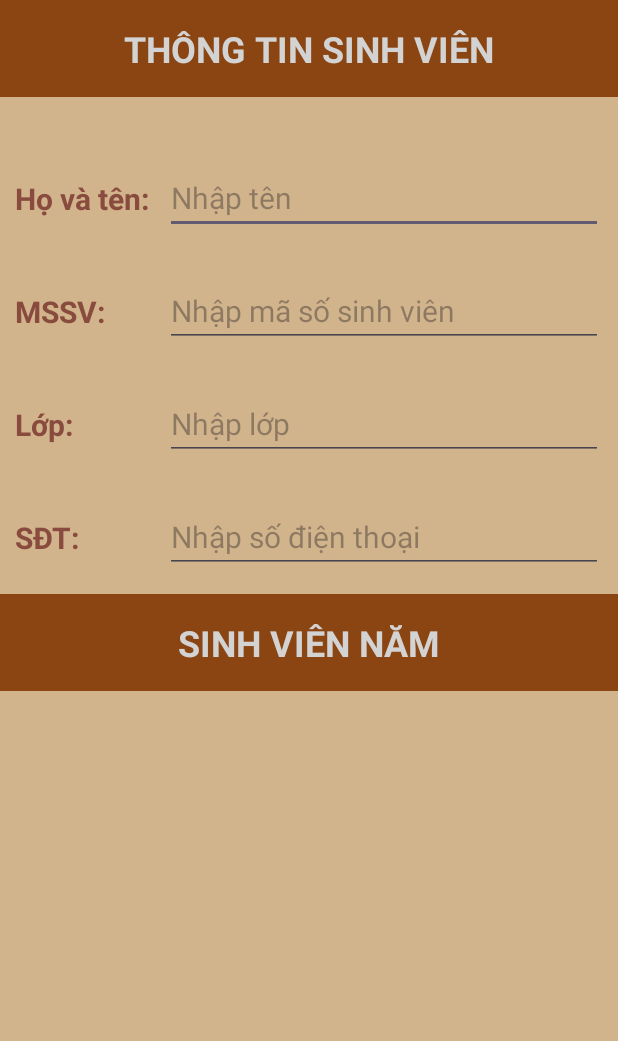
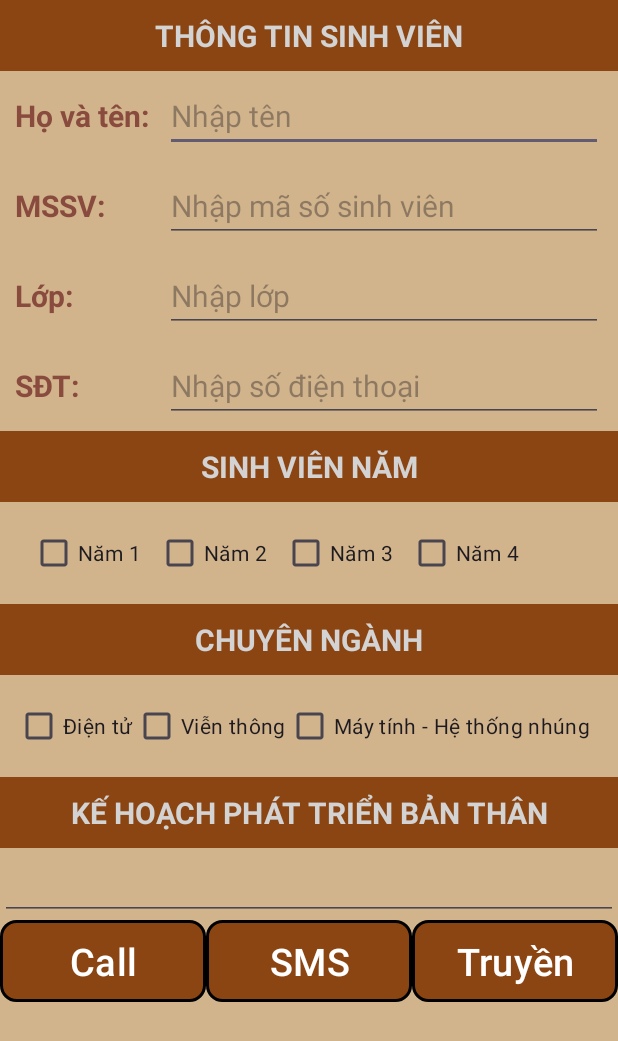
Before and after one commit to DuyManh122/Mobile-Application-Development, an Android app: the screen it shows after launch (MainActivity), on a phone screen of 412 x 824 dp. Shown: the top 1041 px of the screen. Run offline under Robolectric (Android 15) with nearby library versions, the phone set to English and light mode, and no system bars.

Commit message:
Create xml files for 2 activity:
- MainActivity:
	4 EditTexts where the student can enter their personal information.
	A Submit button for senting student information to Secondary Activity.
	A Checkbox for choosing the specialization.
	A Checkbox for choosing which year the student has studied in university.
	A Call and Sms button to call or sent message to student.
- SecondaryActivity:
	A TextView where the student's information can be displayed.
	A Back button to back First Activity.

```diff
--- /dev/null
+++ b/AndroidApp/app/src/main/java/com/example/myapplication/StudentInformation.java
@@ -0,0 +1,4 @@
+package com.example.myapplication;
+
+public class StudentInformation {
+}
--- a/AndroidApp/app/src/main/res/layout/activity_main.xml
+++ b/AndroidApp/app/src/main/res/layout/activity_main.xml
@@ -13,18 +13,17 @@
         android:layout_height="wrap_content"
         android:gravity="center"
         android:text="THÔNG TIN SINH VIÊN"
-        android:textSize="24sp"
+        android:textSize="20sp"
         android:textStyle="bold"
-        android:padding="16dp"
+        android:padding="10dp"
         android:textColor="#D3D3D3"
         android:background="#8B4513"/>
 
     <LinearLayout
         android:layout_width="match_parent"
-        android:layout_height="75dp"
+        android:layout_height="60dp"
         android:orientation="horizontal"
-        android:padding="10dp"
-        android:layout_marginTop="30dp">
+        android:paddingHorizontal="10dp">
 
         <TextView
             android:layout_width="100dp"
@@ -49,9 +48,9 @@
 
     <LinearLayout
         android:layout_width="match_parent"
-        android:layout_height="75dp"
+        android:layout_height="60dp"
         android:orientation="horizontal"
-        android:padding="10dp">
+        android:paddingHorizontal="10dp">
 
         <TextView
             android:layout_width="100dp"
@@ -76,9 +75,9 @@
 
     <LinearLayout
         android:layout_width="match_parent"
-        android:layout_height="75dp"
+        android:layout_height="60dp"
         android:orientation="horizontal"
-        android:padding="10dp">
+        android:paddingHorizontal="10dp">
 
         <TextView
             android:layout_width="100dp"
@@ -103,9 +102,9 @@
 
     <LinearLayout
         android:layout_width="match_parent"
-        android:layout_height="75dp"
+        android:layout_height="60dp"
         android:orientation="horizontal"
-        android:padding="10dp">
+        android:paddingHorizontal="10dp">
 
         <TextView
             android:layout_width="100dp"
@@ -133,10 +132,160 @@
         android:layout_height="wrap_content"
         android:gravity="center"
         android:text="SINH VIÊN NĂM"
-        android:textSize="24sp"
+        android:textSize="20sp"
         android:textStyle="bold"
-        android:padding="16dp"
+        android:padding="10dp"
         android:textColor="#D3D3D3"
         android:background="#8B4513"/>
 
+    <LinearLayout
+        android:layout_width="match_parent"
+        android:layout_height="wrap_content"
+        android:orientation="horizontal"
+        android:padding="10dp">
+
+        <CheckBox
+            android:id="@+id/checkBoxNam1"
+            android:layout_width="wrap_content"
+            android:layout_height="wrap_content"
+            android:layout_marginStart="10dp"
+            android:text="Năm 1" />
+
+        <CheckBox
+            android:id="@+id/checkBoxNam2"
+            android:layout_width="wrap_content"
+            android:layout_height="wrap_content"
+            android:layout_marginStart="10dp"
+            android:text="Năm 2" />
+
+        <CheckBox
+            android:id="@+id/checkBoxNam3"
+            android:layout_width="wrap_content"
+            android:layout_height="wrap_content"
+            android:layout_marginStart="10dp"
+            android:text="Năm 3" />
+
+        <CheckBox
+            android:id="@+id/checkBoxNam4"
+            android:layout_width="wrap_content"
+            android:layout_height="wrap_content"
+            android:layout_marginStart="10dp"
+            android:text="Năm 4" />
+    </LinearLayout>
+
+    <TextView
+        android:layout_width="match_parent"
+        android:layout_height="wrap_content"
+        android:gravity="center"
+        android:text="CHUYÊN NGÀNH"
+        android:textSize="20sp"
+        android:textStyle="bold"
+        android:padding="10dp"
+        android:textColor="#D3D3D3"
+        android:background="#8B4513"/>
+
+    <LinearLayout
+        android:layout_width="match_parent"
+        android:layout_height="wrap_content"
+        android:orientation="horizontal"
+        android:padding="10dp">
+
+        <CheckBox
+            android:id="@+id/checkBoxDT"
+            android:layout_width="wrap_content"
+            android:layout_height="wrap_content"
+            android:text="Điện tử" />
+
+
+        <CheckBox
+            android:id="@+id/checkBoxVT"
+            android:layout_width="wrap_content"
+            android:layout_height="wrap_content"
+            android:text="Viễn thông" />
+
+        <CheckBox
+            android:id="@+id/checkBoxMT"
+            android:layout_width="wrap_content"
+            android:layout_height="wrap_content"
+            android:text="Máy tính - Hệ thống nhúng" />
+    </LinearLayout>
+
+
+    <TextView
+        android:layout_width="match_parent"
+        android:layout_height="wrap_content"
+        android:gravity="center"
+        android:text="KẾ HOẠCH PHÁT TRIỂN BẢN THÂN"
+        android:textSize="20sp"
+        android:textStyle="bold"
+        android:padding="10dp"
+        android:textColor="#D3D3D3"
+        android:background="#8B4513"/>
+
+    <EditText
+        android:id="@+id/EditTextPTBT"
+        android:layout_width="match_parent"
+        android:layout_height="wrap_content"
+        android:textSize="20sp">
+    </EditText>
+
+    <LinearLayout
+        android:layout_width="match_parent"
+        android:layout_height="wrap_content"
+        android:orientation="horizontal"
+        android:weightSum="3"
+        android:baselineAligned="false">
+
+        <LinearLayout
+            android:layout_width="0dp"
+            android:layout_height="wrap_content"
+            android:layout_weight="1"
+            android:background="@drawable/rectangle_background"
+            android:gravity="center">
+
+            <Button
+                android:id="@+id/ButtonCall"
+                android:layout_width="match_parent"
+                android:layout_height="wrap_content"
+                android:gravity="center"
+                android:text="Call"
+                android:textSize="25sp"
+                android:background="@android:color/transparent"/>
+        </LinearLayout>
+
+        <LinearLayout
+            android:layout_width="0dp"
+            android:layout_height="wrap_content"
+            android:layout_weight="1"
+            android:background="@drawable/rectangle_background"
+            android:gravity="center">
+
+            <Button
+                android:id="@+id/ButtonSMS"
+                android:layout_width="match_parent"
+                android:layout_height="wrap_content"
+                android:gravity="center"
+                android:text="SMS"
+                android:textSize="25sp"
+                android:background="@android:color/transparent" />
+        </LinearLayout>
+
+        <LinearLayout
+            android:layout_width="0dp"
+            android:layout_height="wrap_content"
+            android:layout_weight="1"
+            android:background="@drawable/rectangle_background"
+            android:gravity="center">
+
+            <Button
+                android:id="@+id/ButtonTruyen"
+                android:layout_width="match_parent"
+                android:layout_height="wrap_content"
+                android:gravity="center"
+                android:text="Truyền"
+                android:textSize="25sp"
+                android:background="@android:color/transparent"/>
+        </LinearLayout>
+    </LinearLayout>
+
 </LinearLayout>
--- a/AndroidApp/app/src/main/res/layout/activity_secondary.xml
+++ b/AndroidApp/app/src/main/res/layout/activity_secondary.xml
@@ -12,10 +12,38 @@
         android:layout_width="match_parent"
         android:layout_height="wrap_content"
         android:gravity="center"
-        android:text="Secondary Activity"
+        android:text="THÔNG TIN THU THẬP"
         android:textSize="24sp"
         android:textStyle="bold"
         android:padding="16dp"
         android:textColor="#D3D3D3"
         android:background="#8B4513"/>
+
+
+    <TextView
+        android:id="@+id/TextNeedToChange"
+        android:layout_width="wrap_content"
+        android:layout_height="wrap_content"
+        android:text=""
+        android:layout_gravity="center"
+        android:layout_marginTop="30dp"
+        android:padding="20dp"
+        android:textSize="25sp">
+    </TextView>
+
+    <LinearLayout
+        android:layout_width="wrap_content"
+        android:layout_height="wrap_content"
+        android:background="@drawable/rectangle_background"
+        android:layout_marginTop="70dp"
+        android:layout_gravity="center">
+        <Button
+            android:id="@+id/Back"
+            android:layout_width="wrap_content"
+            android:layout_height="wrap_content"
+            android:text="Back"
+            android:background="@android:color/transparent"
+            android:textSize="25sp" />
+    </LinearLayout>
+
 </LinearLayout>
```
